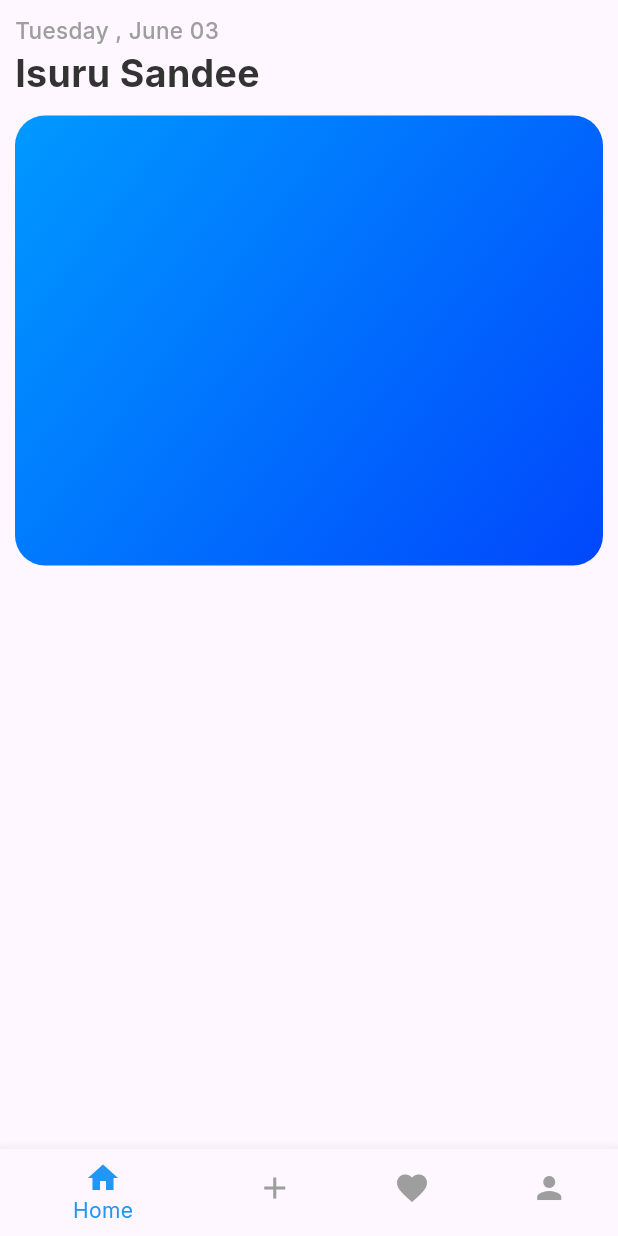
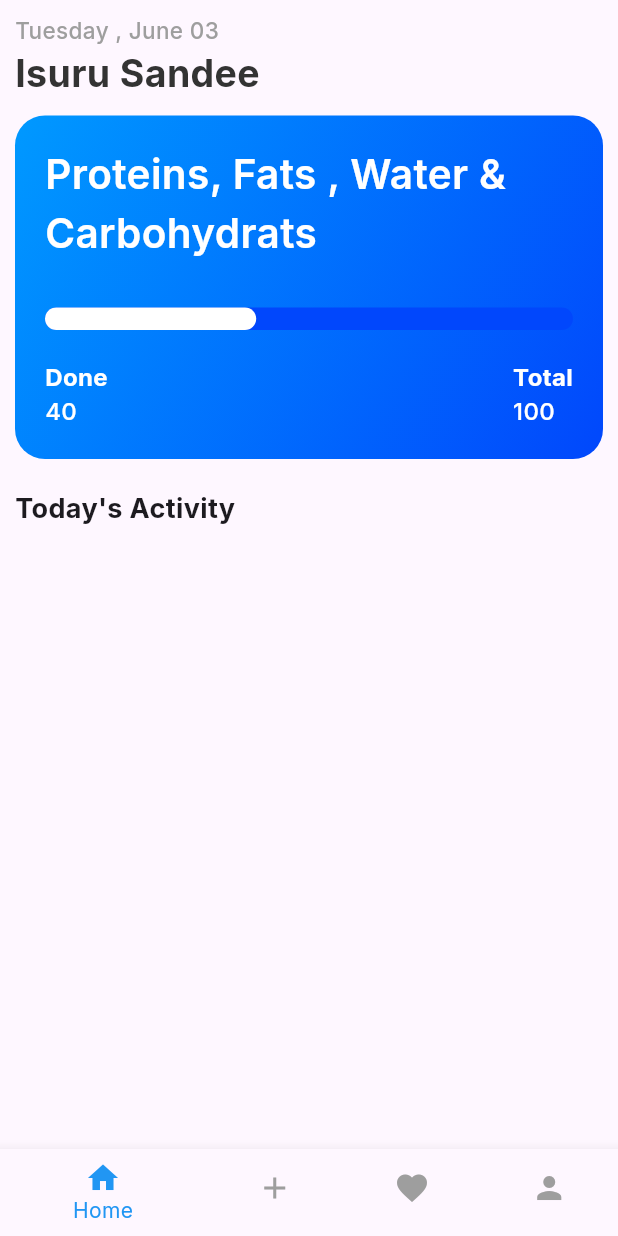
Before and after one commit to WmIsuru2001/Workout-Planner-, a Flutter app: the screen it shows after launch, on a phone screen of 412 x 824 dp. Run offline on Flutter 3.47's test engine with Material 3 defaults, Android fonts, the phone set to English and light mode, and no system bars; our stand-ins replace google_fonts.

Commit message:
create Progress Card

```diff
--- a/lib/pages/home_page.dart
+++ b/lib/pages/home_page.dart
@@ -53,9 +53,19 @@ class _HomePageState extends State<HomePage> {
                   height: 10,
                 ),
                 const ProgressCard(
-                  progressValue: 0.5,
+                  progressValue: 0.4,
                   total: 100,
                 ),
+                const SizedBox(
+                  height: 20,
+                ),
+                const Text(
+                  "Today's Activity",
+                  style: TextStyle(
+                    fontSize: 18,
+                    fontWeight: FontWeight.bold,
+                  ),
+                )
               ],
             ),
           ),
--- a/lib/widgets/progress_card.dart
+++ b/lib/widgets/progress_card.dart
@@ -21,7 +21,6 @@ class _ProgressCardState extends State<ProgressCard> {
 
     return Container(
       width: double.infinity,
-      height: 300,
       decoration: BoxDecoration(
         borderRadius: BorderRadius.circular(20),
         gradient: const LinearGradient(
@@ -30,6 +29,72 @@ class _ProgressCardState extends State<ProgressCard> {
           colors: [kMainColor, kMainDarlBlueColor],
         ),
       ),
+      child: Padding(
+        padding: const EdgeInsets.all(20),
+        child: Column(
+          crossAxisAlignment: CrossAxisAlignment.start,
+          children: [
+            const Text(
+              "Proteins, Fats , Water & \nCarbohydrats",
+              style: TextStyle(
+                fontSize: 27,
+                fontWeight: FontWeight.w600,
+                color: kMainWhiteColor,
+              ),
+            ),
+            const SizedBox(
+              height: 30,
+            ),
+            LinearProgressIndicator(
+              value: widget.progressValue,
+              backgroundColor: kMainDarlBlueColor,
+              valueColor: const AlwaysStoppedAnimation(kMainWhiteColor),
+              minHeight: 15,
+              borderRadius: BorderRadius.circular(100),
+            ),
+            const SizedBox(
+              height: 20,
+            ),
+            Row(
+              mainAxisAlignment: MainAxisAlignment.spaceBetween,
+              children: [
+                _buildTag(
+                  "Done",
+                  done.toString(),
+                ),
+                _buildTag(
+                  "Total",
+                  widget.total.toString(),
+                ),
+              ],
+            )
+          ],
+        ),
+      ),
+    );
+  }
+
+  Widget _buildTag(String title, String value) {
+    return Column(
+      crossAxisAlignment: CrossAxisAlignment.start,
+      children: [
+        Text(
+          title,
+          style: const TextStyle(
+            fontSize: 16,
+            fontWeight: FontWeight.bold,
+            color: kMainWhiteColor,
+          ),
+        ),
+        Text(
+          value,
+          style: const TextStyle(
+            fontSize: 16,
+            fontWeight: FontWeight.w500,
+            color: kMainWhiteColor,
+          ),
+        )
+      ],
     );
   }
 }
```
